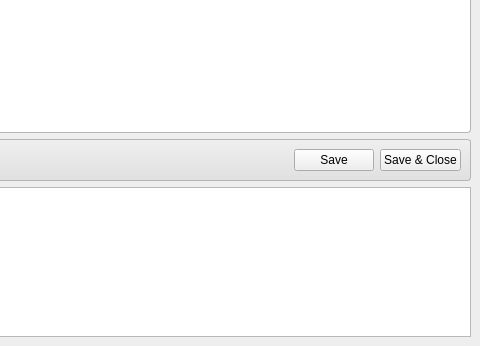
Before: the Qt Designer form ahenk/lider/lider/formmain.ui in pars-linux/uludag, drawn with Qt 5; both pictures show x 376 to 856 and y 324 to 670 of the 856 by 670 pixel window.
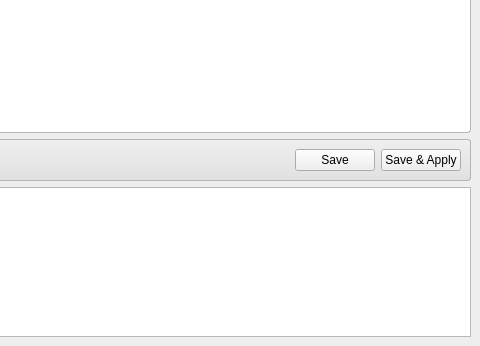
After: the same form once the commit is applied. Icons and pictures are not drawn.

Commit message: Force update support - experimental

Diff of the .ui file:
```diff
--- a/ahenk/lider/lider/formmain.ui
+++ b/ahenk/lider/lider/formmain.ui
@@ -523,7 +523,7 @@
           </spacer>
          </item>
          <item row="0" column="2">
-          <widget class="QPushButton" name="pushApply">
+          <widget class="QPushButton" name="pushSave">
            <property name="text">
             <string>Save</string>
            </property>
@@ -534,9 +534,9 @@
           </widget>
          </item>
          <item row="0" column="3">
-          <widget class="QPushButton" name="pushOK">
+          <widget class="QPushButton" name="pushApply">
            <property name="text">
-            <string>Save &amp;&amp; Close</string>
+            <string>Save &amp;&amp; Apply</string>
            </property>
            <property name="icon">
             <iconset resource="data.qrc">
```
The commit also changes 1 other file.
